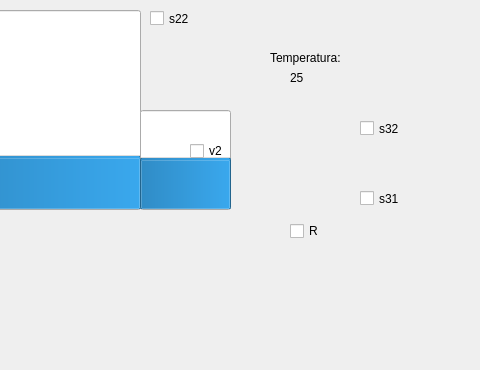
This is Automacao Predial/Qt_gui/pp_gui/mainwindow.ui in lucas-medeiros/Automacao-Predial as Qt 5 draws it before an edit; both pictures show x 580 to 1060 and y 187 to 557 of the 1215 by 557 pixel window. The edited form follows.
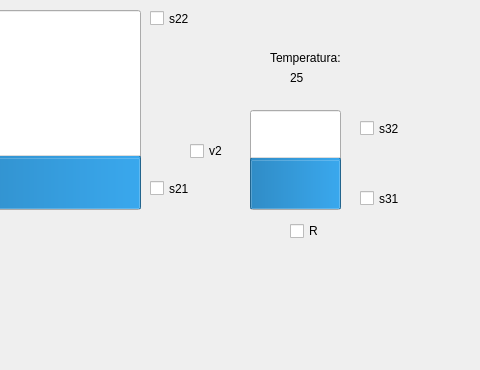
This is the edited form.

The edit to the form file:
```diff
--- a/Automacao Predial/Qt_gui/pp_gui/mainwindow.ui
+++ b/Automacao Predial/Qt_gui/pp_gui/mainwindow.ui
@@ -184,7 +184,7 @@
    <widget class="QProgressBar" name="progressBar_tanque3">
     <property name="geometry">
      <rect>
-      <x>720</x>
+      <x>830</x>
       <y>280</y>
       <width>91</width>
       <height>100</height>
```
Left out of the diff: 2 changed lines with no effect on the pictures.
